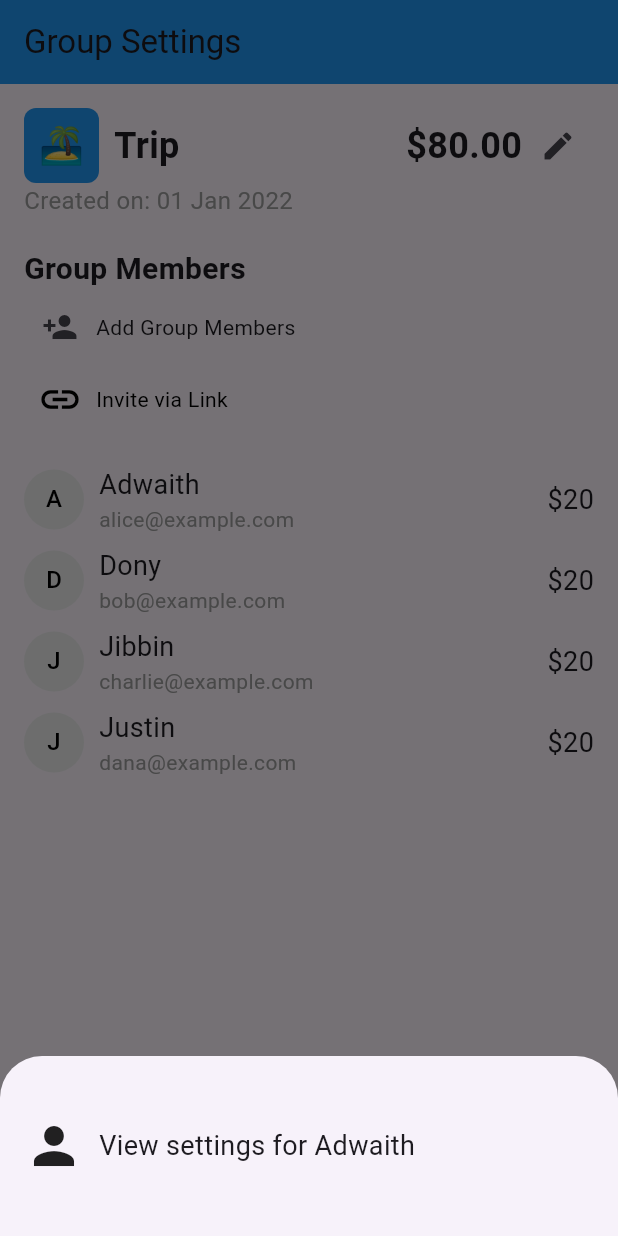
After one commit to Justinjolly/eco, a Flutter app: the GroupSettingsPage screen opened directly, after a tap on "Adwaith", on a phone screen of 412 x 824 dp. The commit adds this screen. Run offline on Flutter 3.47's test engine with Material 3 defaults, Android fonts, the phone set to English and light mode, and no system bars; our stand-ins replace cloud_firestore, firebase_auth, firebase_core; missing offline and left inert: qr_code_scanner; accounts and stored records are empty.

Commit message:
grpsettings_and_emil

```diff
--- a/lib/pages/emailsettings.dart
+++ b/lib/pages/emailsettings.dart
@@ -41,7 +41,7 @@ class _EmailSettingsPageState extends State<EmailSettingsPage> {
                 setState(() => isAddedAsFriend = value!);
               },
             ),
-            sectionTitle('EXPENSES'),
+            sectionTitle('Expenses'),
             checkboxListTile(
               'When an expense is added',
               whenExpenseAdded,
@@ -85,7 +85,7 @@ class _EmailSettingsPageState extends State<EmailSettingsPage> {
 
   Widget sectionTitle(String title) => Text(
         title,
-        style: TextStyle(fontSize: 18, fontWeight: FontWeight.bold, color: Colors.black.withOpacity(0.5)),
+        style: TextStyle(fontSize: 18, fontWeight: FontWeight.bold),
       );
 
   Widget checkboxListTile(String title, bool value, void Function(bool?) onChanged) => ListTile(
--- /dev/null
+++ b/lib/pages/groupsettings.dart
@@ -0,0 +1,209 @@
+import 'package:app/pages/friendsettings.dart';
+import 'package:app/pages/groupsettingsedit.dart';
+import 'package:flutter/material.dart';
+
+void main() {
+  runApp(MyApp());
+}
+
+class MyApp extends StatelessWidget {
+  @override
+  Widget build(BuildContext context) {
+    return MaterialApp(
+      home: GroupSettingsPage(),
+    );
+  }
+}
+
+class GroupSettingsPage extends StatelessWidget {
+  // Example group members data
+  final List<Map<String, String>> groupMembers = [
+    {'name': 'Adwaith', 'email': 'alice@example.com', 'amount': '\$20'},
+    {'name': 'Dony', 'email': 'bob@example.com', 'amount': '\$20'},
+    {'name': 'Jibbin', 'email': 'charlie@example.com', 'amount': '\$20'},
+    {'name': 'Justin', 'email': 'dana@example.com', 'amount': '\$20'},
+  ];
+
+
+
+  @override
+  Widget build(BuildContext context) {
+    // Calculate total amount
+    double totalAmount = groupMembers.fold(0, (previousValue, element) {
+      return previousValue + double.parse(element['amount']!.replaceAll('\$', ''));
+    });
+
+    return Scaffold(
+      appBar: AppBar(
+        title: Text('Group Settings'),
+        backgroundColor: Colors.blue,
+      ),
+      body: Padding(
+        padding: const EdgeInsets.all(16.0),
+        child: Column(
+          crossAxisAlignment: CrossAxisAlignment.start,
+          children: [
+            Row(
+              children: [
+                Container(
+                  width: 50,
+                  height: 50,
+                  decoration: BoxDecoration(
+                    color: Colors.blue,
+                    borderRadius: BorderRadius.circular(8),
+                  ),
+                  child: Center(
+                    child: Text(
+                      '🏝️',
+                      style: TextStyle(fontSize: 24),
+                    ),
+                  ),
+                ),
+                SizedBox(width: 10),
+                Expanded(
+                  child: Text(
+                    'Trip',
+                    style: TextStyle(fontSize: 24, fontWeight: FontWeight.bold),
+                    overflow: TextOverflow.ellipsis,
+                  ),
+                ),
+                Text('\$${totalAmount.toStringAsFixed(2)}', // Display total amount
+                  style: TextStyle(fontSize: 24, fontWeight: FontWeight.bold),
+                ),
+                IconButton(
+                  icon: Icon(Icons.edit),
+                  onPressed: () {
+                    // Your code to handle edit action
+                    Navigator.push(
+          context,
+          MaterialPageRoute(builder: (context) => CustomizeGroupPage()),
+        );
+                  },
+                ),
+              ],
+            ),
+            Text(
+              'Created on: 01 Jan 2022',
+              style: TextStyle(fontSize: 16, color: Colors.grey),
+            ),
+            SizedBox(height: 20),
+            Text(
+              'Group Members',
+              style: TextStyle(fontSize: 20, fontWeight: FontWeight.bold),
+            ),
+            Row(
+              children: [
+                IconButton(
+                  icon: Icon(Icons.person_add),
+                  onPressed: () {
+                    // Your code to add people to the group
+                  },
+                ),
+                Text('Add Group Members'),
+              ],
+            ),
+            Row(
+              children: [
+                IconButton(
+                  icon: Icon(Icons.link, size: 30),
+                  color: Colors.black,
+                  onPressed: () {
+                    // Your code to share invite link
+                  },
+                ),
+                Text('Invite via Link', style: TextStyle(color: Colors.black)),
+              ],
+            ),
+            SizedBox(height: 20),
+            ...groupMembers.map((member) {
+  return Padding(
+    padding: const EdgeInsets.only(bottom: 8.0),
+    child: Row(
+      children: [
+        CircleAvatar(
+          backgroundColor: Colors.grey.shade200,
+          child: Text(member['name']![0], style: TextStyle(color: Colors.black)), // First letter of name
+        ),
+        SizedBox(width: 10),
+        Expanded(
+          child: Column(
+            crossAxisAlignment: CrossAxisAlignment.start,
+            children: [
+              GestureDetector(
+                onTap: () {
+                  showModalBottomSheet(
+  context: context,
+  builder: (context) {
+    return Container(
+      padding: EdgeInsets.all(16),
+      height: 120,
+      child: Row(
+        children: [
+          Icon(Icons.person, size: 40),
+          SizedBox(width: 10),
+          GestureDetector(
+            onTap: () {
+              Navigator.pop(context); // Close the bottom sheet
+              Navigator.push(
+                context,
+                MaterialPageRoute(
+                  builder: (context) => FriendSettingsPage(memberDetails: member),
+                ),
+              );
+            },
+            child: Text(
+              'View settings for ${member['name']}',
+              style: TextStyle(fontSize: 18),
+            ),
+          ),
+        ],
+      ),
+    );
+  },
+);
+
+                },
+                child: Text(member['name']!, style: TextStyle(fontSize: 18)),
+              ),
+              Text(member['email']!, style: TextStyle(color: Colors.grey)),
+            ],
+          ),
+        ),
+        Text(member['amount']!, style: TextStyle(fontSize: 18)),
+      ],
+    ),
+  );
+}).toList(),
+
+            Spacer(),
+            InkWell(
+              onTap: () {
+                // Handle leave group action
+              },
+              child: Row(
+                children: [
+                  Icon(Icons.exit_to_app, color: Colors.black),
+                  SizedBox(width: 8),
+                  Text('Leave Group', style: TextStyle(fontSize: 18, color: Colors.black)),
+                ],
+              ),
+            ),
+            SizedBox(height: 10),
+            InkWell(
+              onTap: () {
+                // Handle delete group action
+              },
+              child: Row(
+                children: [
+                  Icon(Icons.delete, color: Colors.red),
+                  SizedBox(width: 8),
+                  Text('Delete Group', style: TextStyle(fontSize: 18, color: Colors.red)),
+                ],
+              ),
+            ),
+          ],
+        ),
+      ),
+    );
+  }
+}
```
Also changed, not shown: lib/pages/friendsettings.dart (added, +143 -0 lines), lib/pages/groupsettingsedit.dart (added, +95 -0 lines).
